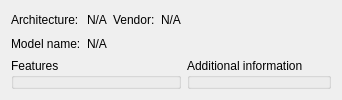
This is apps/Qt/Views/CpuInfoView/CpuInfoView.ui in klapeto/elpida as Qt 5 draws it before an edit. The edited form follows.
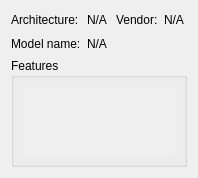
This is the edited form.

```diff
--- a/apps/Qt/Views/CpuInfoView/CpuInfoView.ui
+++ b/apps/Qt/Views/CpuInfoView/CpuInfoView.ui
@@ -2,22 +2,24 @@
 <ui version="4.0">
  <class>Elpida::Application::CpuInfoView</class>
  <widget class="QWidget" name="Elpida::Application::CpuInfoView">
+  <property name="geometry">
+   <rect>
+    <x>0</x>
+    <y>0</y>
+    <width>198</width>
+    <height>178</height>
+   </rect>
+  </property>
   <property name="windowTitle">
    <string>Form</string>
   </property>
   <layout class="QGridLayout" name="gridLayout">
-   <item row="0" column="4" rowspan="2">
-    <spacer name="horizontalSpacer">
-     <property name="orientation">
-      <enum>Qt::Horizontal</enum>
+   <item row="0" column="1">
+    <widget class="QLabel" name="lblArchitectureValue">
+     <property name="text">
+      <string>N/A</string>
      </property>
-     <property name="sizeHint" stdset="0">
-      <size>
-       <width>40</width>
-       <height>20</height>
-      </size>
-     </property>
-    </spacer>
+    </widget>
    </item>
    <item row="1" column="0">
     <widget class="QLabel" name="lblModelName">
@@ -26,20 +28,6 @@
      </property>
     </widget>
    </item>
-   <item row="0" column="1">
-    <widget class="QLabel" name="lblArchitectureValue">
-     <property name="text">
-      <string>N/A</string>
-     </property>
-    </widget>
-   </item>
-   <item row="1" column="1" colspan="3">
-    <widget class="QLabel" name="lblModelNameValue">
-     <property name="text">
-      <string>N/A</string>
-     </property>
-    </widget>
-   </item>
    <item row="0" column="2">
     <widget class="QLabel" name="lblVendor">
      <property name="text">
@@ -47,6 +35,13 @@
      </property>
     </widget>
    </item>
+   <item row="0" column="3">
+    <widget class="QLabel" name="lblVendorValue">
+     <property name="text">
+      <string>N/A</string>
+     </property>
+    </widget>
+   </item>
    <item row="0" column="0">
     <widget class="QLabel" name="lblArchitecture">
      <property name="text">
@@ -54,25 +49,49 @@
      </property>
     </widget>
    </item>
-   <item row="0" column="3">
-    <widget class="QLabel" name="lblVendorValue">
+   <item row="1" column="1" colspan="3">
+    <widget class="QLabel" name="lblModelNameValue">
      <property name="text">
       <string>N/A</string>
      </property>
     </widget>
    </item>
-   <item row="2" column="4">
-    <widget class="QGroupBox" name="gnAdditionalInfo">
-     <property name="title">
-      <string>Additional information</string>
-     </property>
-    </widget>
-   </item>
    <item row="2" column="0" colspan="4">
     <widget class="QGroupBox" name="gbFeatures">
      <property name="title">
       <string>Features</string>
      </property>
+     <layout class="QVBoxLayout" name="verticalLayout">
+      <item>
+       <widget class="QScrollArea" name="saFeatures">
+        <property name="sizePolicy">
+         <sizepolicy hsizetype="Preferred" vsizetype="Preferred">
+          <horstretch>0</horstretch>
+          <verstretch>0</verstretch>
+         </sizepolicy>
+        </property>
+        <property name="frameShape">
+         <enum>QFrame::NoFrame</enum>
+        </property>
+        <property name="frameShadow">
+         <enum>QFrame::Plain</enum>
+        </property>
+        <property name="widgetResizable">
+         <bool>true</bool>
+        </property>
+        <widget class="QWidget" name="scrollAreaWidgetContents">
+         <property name="geometry">
+          <rect>
+           <x>0</x>
+           <y>0</y>
+           <width>156</width>
+           <height>68</height>
+          </rect>
+         </property>
+        </widget>
+       </widget>
+      </item>
+     </layout>
     </widget>
    </item>
   </layout>
```
